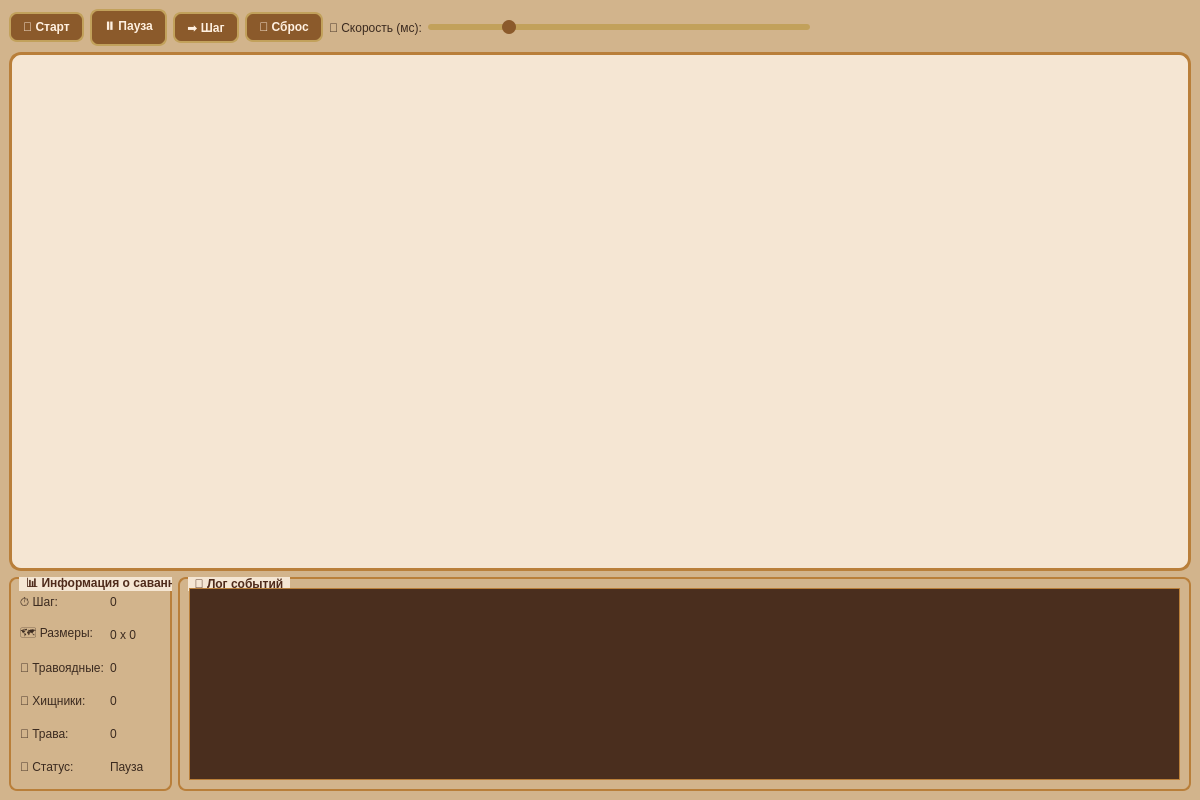
Above: gui/main_window_template.ui from Artur290795/simulation before the change. Below: the same form after it.
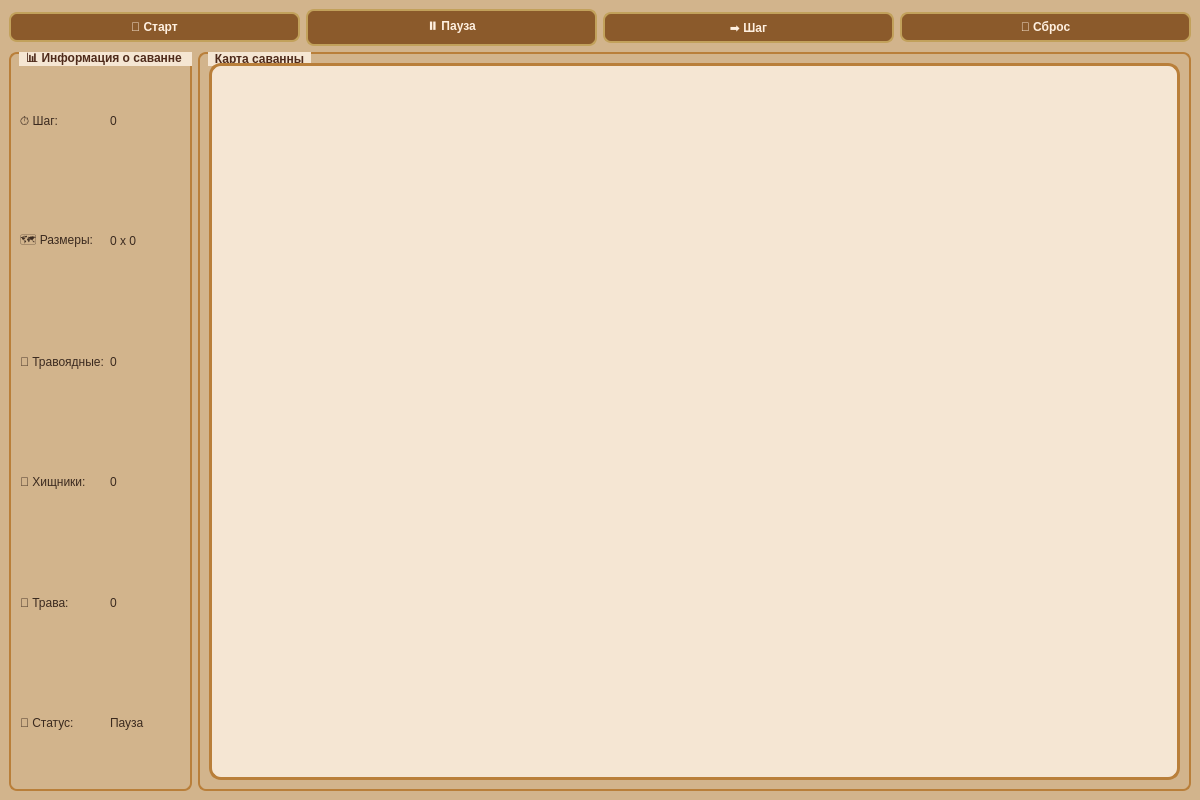
That is the form after the change.

```diff
--- a/gui/main_window_template.ui
+++ b/gui/main_window_template.ui
@@ -126,66 +126,14 @@
         </property>
        </widget>
       </item>
-      <item>
-       <widget class="QLabel" name="speedLabel">
-        <property name="text">
-         <string>🐢 Скорость (мс):</string>
-        </property>
-       </widget>
-      </item>
-      <item>
-       <widget class="QSlider" name="speedSlider">
-        <property name="minimum">
-         <number>0</number>
-        </property>
-        <property name="maximum">
-         <number>1000</number>
-        </property>
-        <property name="value">
-         <number>200</number>
-        </property>
-        <property name="orientation">
-         <enum>Qt::Horizontal</enum>
-        </property>
-       </widget>
-      </item>
-      <item>
-       <spacer name="horizontalSpacer">
-        <property name="orientation">
-         <enum>Qt::Horizontal</enum>
-        </property>
-        <property name="sizeHint" stdset="0">
-         <size>
-          <width>40</width>
-          <height>20</height>
-         </size>
-        </property>
-       </spacer>
-      </item>
      </layout>
     </item>
-    <item>
-     <widget class="QGraphicsView" name="mapView">
-      <property name="sizePolicy">
-       <sizepolicy hsizetype="Expanding" vsizetype="Expanding">
-        <horstretch>0</horstretch>
-        <verstretch>1</verstretch>
-       </sizepolicy>
-      </property>
-      <property name="minimumSize">
-       <size>
-        <width>500</width>
-        <height>500</height>
-       </size>
-      </property>
-     </widget>
-    </item>
     <item>
      <layout class="QHBoxLayout" name="bottomLayout">
       <item>
        <widget class="QGroupBox" name="infoGroup">
         <property name="title">
-         <string>📊 Информация о саванне</string>
+         <string>📊 Информация о саванне      </string>
         </property>
         <layout class="QGridLayout" name="gridLayout">
          <item row="0" column="0">
@@ -278,13 +226,22 @@
       <item>
        <widget class="QGroupBox" name="logGroup">
         <property name="title">
-         <string>📜 Лог событий</string>
+         <string>Карта саванны</string>
         </property>
         <layout class="QVBoxLayout" name="verticalLayout_2">
          <item>
-          <widget class="QTextEdit" name="logTextEdit">
-           <property name="readOnly">
-            <bool>true</bool>
+          <widget class="QGraphicsView" name="mapView">
+           <property name="sizePolicy">
+            <sizepolicy hsizetype="Expanding" vsizetype="Expanding">
+             <horstretch>0</horstretch>
+             <verstretch>1</verstretch>
+            </sizepolicy>
+           </property>
+           <property name="minimumSize">
+            <size>
+             <width>500</width>
+             <height>500</height>
+            </size>
            </property>
           </widget>
          </item>
```
Left out of the diff: 78 changed lines with no effect on the pictures.
